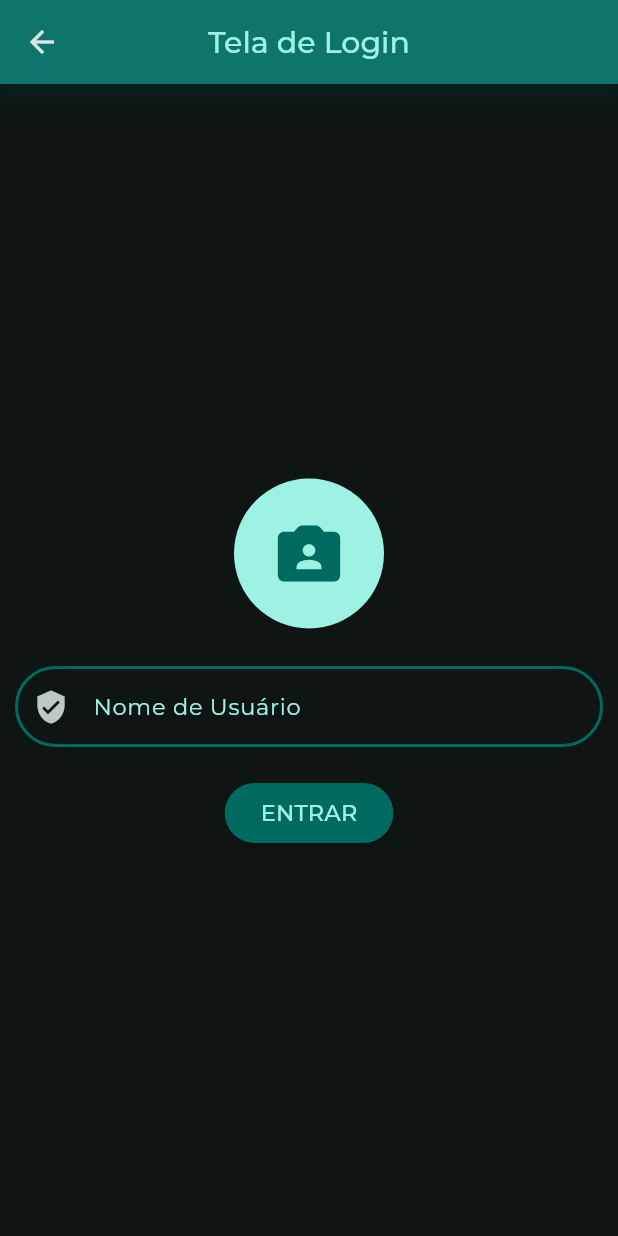
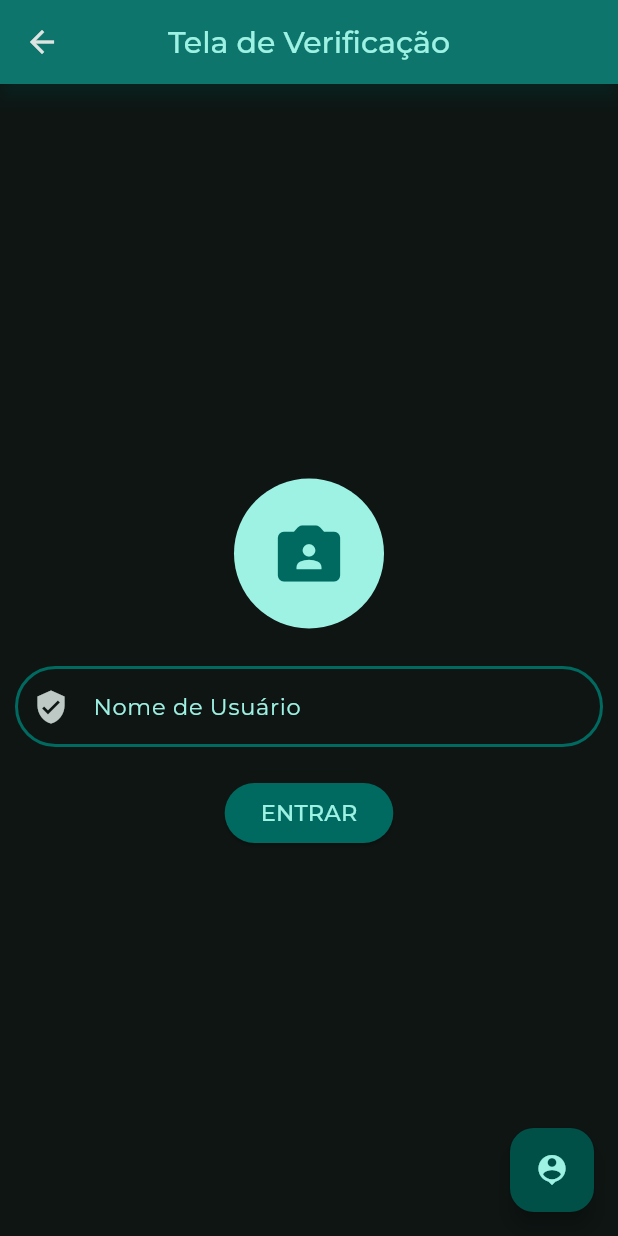
Before and after one commit to af-ramos/aplicativoFaceViT, a Flutter app: the screen it shows after launch, after a tap on "ENTRAR", on a phone screen of 412 x 824 dp. Run offline on Flutter 3.47's test engine with Material 2 defaults, Android fonts, the phone set to English and light mode, and no system bars; our stand-ins replace camera, cloud_firestore, firebase_core, firebase_storage, get, google_fonts; accounts and stored records are empty; generated files the repository leaves out were written again; network calls fail.

Commit message:
Criação da tela de identificação

```diff
--- a/lib/telas/tela_login.dart
+++ b/lib/telas/tela_identificacao.dart
@@ -4,19 +4,19 @@ import 'package:camera/camera.dart';
 import 'package:face_vit/repositories/user_repository.dart';
 import 'package:face_vit/telas/tela_camera.dart';
 import 'package:face_vit/telas/tela_usuario.dart';
+import 'package:face_vit/telas/tela_verificacao.dart';
 import 'package:flutter/material.dart';
 import 'package:google_fonts/google_fonts.dart';
 
-class TelaLogin extends StatefulWidget {
-  const TelaLogin({super.key, this.foto, this.userID});
+class TelaIdentificacao extends StatefulWidget {
+  const TelaIdentificacao({super.key, this.foto});
   final XFile? foto;
-  final String? userID;
 
   @override
-  State<TelaLogin> createState() => TelaLoginState();
+  State<TelaIdentificacao> createState() => TelaIdentificacaoState();
 }
 
-class TelaLoginState extends State<TelaLogin> {
+class TelaIdentificacaoState extends State<TelaIdentificacao> {
   final formKey = GlobalKey<FormState>();
   TextEditingController userInput = TextEditingController();
 
@@ -43,17 +43,23 @@ class TelaLoginState extends State<TelaLogin> {
     if (widget.foto != null) {
       arquivoFoto = File(widget.foto!.path);
       hasPhoto = true;
-
-      userInput.text = widget.userID!;
     }
   }
 
   @override
   Widget build(BuildContext context) {
     return Scaffold(
+      floatingActionButton: FloatingActionButton(
+          onPressed: () {
+            Navigator.push(
+                context,
+                MaterialPageRoute(
+                    builder: (context) => const TelaVerificacao()));
+          },
+          child: const Icon(Icons.compare)),
       appBar: AppBar(
         backgroundColor: Theme.of(context).colorScheme.inversePrimary,
-        title: Text("Tela de Login",
+        title: Text("Tela de Identificação",
             style: GoogleFonts.montserrat(
                 fontSize: 20,
                 fontWeight: FontWeight.w500,
@@ -77,7 +83,7 @@ class TelaLoginState extends State<TelaLogin> {
                       context,
                       MaterialPageRoute(
                           builder: (context) =>
-                              TelaCamera(userID: userInput.text, tela: 2)));
+                              TelaCamera(userID: userInput.text, tela: 3)));
                 },
                 child: Center(
                     child: (hasPhoto)
@@ -117,32 +123,6 @@ class TelaLoginState extends State<TelaLogin> {
             ),
             Padding(
               padding: const EdgeInsets.all(10.0),
-              child: TextFormField(
-                controller: userInput,
-                style: GoogleFonts.montserrat(
-                    fontSize: 15,
-                    color: Theme.of(context).colorScheme.onPrimaryContainer),
-                validator: (value) {
-                  if (value == null || value.isEmpty) {
-                    return 'Por favor, insira seu nome de usuário...';
-                  }
-                  return null;
-                },
-                decoration: InputDecoration(
-                    labelText: 'Nome de Usuário',
-                    labelStyle: GoogleFonts.montserrat(
-                        fontSize: 15,
-                        color:
-                            Theme.of(context).colorScheme.onPrimaryContainer),
-                    prefixIcon: const Icon(Icons.verified_user),
-                    enabledBorder: buttonStyle(context, false),
-                    focusedBorder: buttonStyle(context, false),
-                    errorBorder: buttonStyle(context, true),
-                    focusedErrorBorder: buttonStyle(context, true)),
-              ),
-            ),
-            Padding(
-              padding: const EdgeInsets.all(10.0),
               child: ElevatedButton(
                 style: ElevatedButton.styleFrom(
                   backgroundColor: Theme.of(context).colorScheme.inversePrimary,
@@ -154,22 +134,19 @@ class TelaLoginState extends State<TelaLogin> {
                     });
                   }
 
-                  if (formKey.currentState!.validate() && !errorPhoto) {
-                    final similarity =
-                        await userRepo.compareUser(userInput.text, arquivoFoto);
+                  if (!errorPhoto) {
+                    var user = await userRepo.identifyUser(arquivoFoto);
 
                     if (!context.mounted) return;
                     ScaffoldMessenger.of(context).showSnackBar(SnackBar(
-                        content: Text('A similaridade é de: $similarity :o'),
+                        content: Text('A similaridade é de: ${user[1]} :o'),
                         duration: const Duration(seconds: 2)));
 
-                    if (similarity >= 0.4) {
-                      Navigator.push(
-                          context,
-                          MaterialPageRoute(
-                              builder: (context) =>
-                                  TelaUsuario(userID: userInput.text)));
-                    }
+                    Navigator.push(
+                        context,
+                        MaterialPageRoute(
+                            builder: (context) =>
+                                TelaUsuario(userID: user[0])));
                   }
                 },
                 child: Text("ENTRAR",
--- a/lib/telas/tela_inicial.dart
+++ b/lib/telas/tela_inicial.dart
@@ -1,7 +1,7 @@
 import 'package:face_vit/telas/tela_cadastro.dart';
 import 'package:face_vit/telas/tela_informacoes.dart';
 import 'package:face_vit/telas/tela_lista_usuarios.dart';
-import 'package:face_vit/telas/tela_login.dart';
+import 'package:face_vit/telas/tela_verificacao.dart';
 import 'package:flutter/material.dart';
 import 'package:google_fonts/google_fonts.dart';
 
@@ -47,7 +47,7 @@ class TelaInicialState extends State<TelaInicial> {
                   Navigator.push(
                       context,
                       MaterialPageRoute(
-                          builder: (context) => const TelaLogin()));
+                          builder: (context) => const TelaVerificacao()));
                 },
                 style: ElevatedButton.styleFrom(
                   backgroundColor: Theme.of(context).colorScheme.inversePrimary,
--- /dev/null
+++ b/lib/telas/tela_verificacao.dart
@@ -0,0 +1,196 @@
+// import 'package:camera/camera.dart';
+import 'dart:io';
+import 'package:camera/camera.dart';
+import 'package:face_vit/repositories/user_repository.dart';
+import 'package:face_vit/telas/tela_camera.dart';
+import 'package:face_vit/telas/tela_identificacao.dart';
+import 'package:face_vit/telas/tela_usuario.dart';
+import 'package:flutter/material.dart';
+import 'package:google_fonts/google_fonts.dart';
+
+class TelaVerificacao extends StatefulWidget {
+  const TelaVerificacao({super.key, this.foto, this.userID});
+  final XFile? foto;
+  final String? userID;
+
+  @override
+  State<TelaVerificacao> createState() => TelaVerificacaoState();
+}
+
+class TelaVerificacaoState extends State<TelaVerificacao> {
+  final formKey = GlobalKey<FormState>();
+  TextEditingController userInput = TextEditingController();
+
+  UserRepository userRepo = UserRepository();
+
+  late File arquivoFoto;
+  bool hasPhoto = false;
+  bool errorPhoto = false;
+
+  OutlineInputBorder buttonStyle(BuildContext context, bool isError) {
+    return OutlineInputBorder(
+        borderSide: BorderSide(
+            color: isError
+                ? Theme.of(context).colorScheme.errorContainer
+                : Theme.of(context).colorScheme.inversePrimary,
+            width: 2.0),
+        borderRadius: BorderRadius.circular(50.0));
+  }
+
+  @override
+  initState() {
+    super.initState();
+
+    if (widget.foto != null) {
+      arquivoFoto = File(widget.foto!.path);
+      hasPhoto = true;
+
+      userInput.text = widget.userID!;
+    }
+  }
+
+  @override
+  Widget build(BuildContext context) {
+    return Scaffold(
+      floatingActionButton: FloatingActionButton(
+          onPressed: () {
+            Navigator.push(
+                context,
+                MaterialPageRoute(
+                    builder: (context) => const TelaIdentificacao()));
+          },
+          child: const Icon(Icons.person_pin)),
+      appBar: AppBar(
+        backgroundColor: Theme.of(context).colorScheme.inversePrimary,
+        title: Text("Tela de Verificação",
+            style: GoogleFonts.montserrat(
+                fontSize: 20,
+                fontWeight: FontWeight.w500,
+                color: Theme.of(context).colorScheme.onPrimaryContainer)),
+        centerTitle: true,
+        elevation: 5,
+        shadowColor: Theme.of(context).colorScheme.inversePrimary,
+      ),
+      body: Center(
+          child: SingleChildScrollView(
+              child: Form(
+        key: formKey,
+        child: Column(
+          crossAxisAlignment: CrossAxisAlignment.center,
+          children: <Widget>[
+            Padding(
+              padding: const EdgeInsets.all(15.0),
+              child: GestureDetector(
+                onTap: () {
+                  Navigator.push(
+                      context,
+                      MaterialPageRoute(
+                          builder: (context) =>
+                              TelaCamera(userID: userInput.text, tela: 2)));
+                },
+                child: Center(
+                    child: (hasPhoto)
+                        ? (ClipOval(
+                            child: SizedBox.fromSize(
+                                size: const Size.fromRadius(50),
+                                child: Image.file(
+                                  arquivoFoto,
+                                  fit: BoxFit.cover,
+                                )),
+                          ))
+                        : Container(
+                            alignment: Alignment.center,
+                            decoration: BoxDecoration(
+                              borderRadius: BorderRadius.circular(100),
+                              color: (!errorPhoto)
+                                  ? Theme.of(context)
+                                      .colorScheme
+                                      .onPrimaryContainer
+                                  : Theme.of(context)
+                                      .colorScheme
+                                      .errorContainer,
+                            ),
+                            height: 100,
+                            width: 100,
+                            child: Icon(Icons.photo_camera_front_rounded,
+                                color: (!errorPhoto)
+                                    ? Theme.of(context)
+                                        .colorScheme
+                                        .inversePrimary
+                                    : Theme.of(context)
+                                        .colorScheme
+                                        .onPrimaryContainer,
+                                size: 50),
+                          )),
+              ),
+            ),
+            Padding(
+              padding: const EdgeInsets.all(10.0),
+              child: TextFormField(
+                controller: userInput,
+                style: GoogleFonts.montserrat(
+                    fontSize: 15,
+                    color: Theme.of(context).colorScheme.onPrimaryContainer),
+                validator: (value) {
+                  if (value == null || value.isEmpty) {
+                    return 'Por favor, insira seu nome de usuário...';
+                  }
+                  return null;
+                },
+                decoration: InputDecoration(
+                    labelText: 'Nome de Usuário',
+                    labelStyle: GoogleFonts.montserrat(
+                        fontSize: 15,
+                        color:
+                            Theme.of(context).colorScheme.onPrimaryContainer),
+                    prefixIcon: const Icon(Icons.verified_user),
+                    enabledBorder: buttonStyle(context, false),
+                    focusedBorder: buttonStyle(context, false),
+                    errorBorder: buttonStyle(context, true),
+                    focusedErrorBorder: buttonStyle(context, true)),
+              ),
+            ),
+            Padding(
+              padding: const EdgeInsets.all(10.0),
+              child: ElevatedButton(
+                style: ElevatedButton.styleFrom(
+                  backgroundColor: Theme.of(context).colorScheme.inversePrimary,
+                ),
+                onPressed: () async {
+                  if (hasPhoto == false) {
+                    setState(() {
+                      errorPhoto = true;
+                    });
+                  }
+
+                  if (formKey.currentState!.validate() && !errorPhoto) {
+                    final similarity =
+                        await userRepo.verifyUser(userInput.text, arquivoFoto);
+
+                    if (!context.mounted) return;
+                    ScaffoldMessenger.of(context).showSnackBar(SnackBar(
+                        content: Text('A similaridade é de: $similarity :o'),
+                        duration: const Duration(seconds: 2)));
+
+                    if (similarity >= 0.4) {
+                      Navigator.push(
+                          context,
+                          MaterialPageRoute(
+                              builder: (context) =>
+                                  TelaUsuario(userID: userInput.text)));
+                    }
+                  }
+                },
+                child: Text("ENTRAR",
+                    style: GoogleFonts.montserrat(
+                        fontSize: 15,
+                        color:
+                            Theme.of(context).colorScheme.onPrimaryContainer)),
+              ),
+            ),
+          ],
+        ),
+      ))),
+    );
+  }
+}
```
Also changed, not shown: lib/repositories/user_repository.dart (+27 -2 lines), lib/telas/tela_camera.dart (+9 -3 lines), 1 other file.
